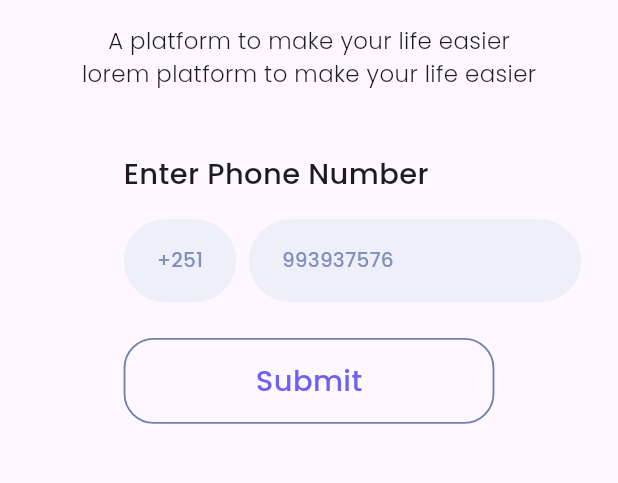
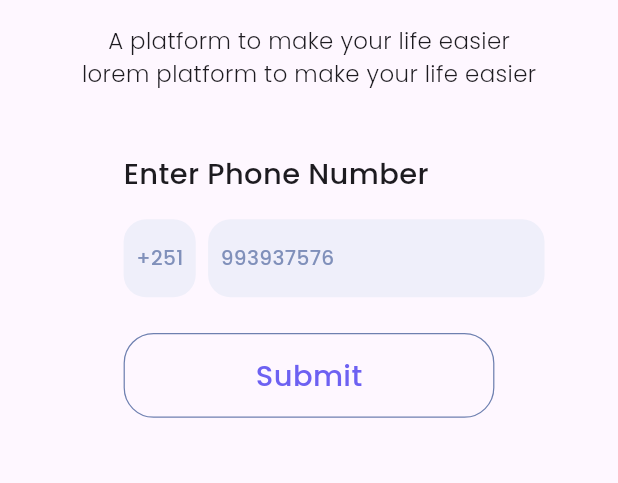
Before and after one commit to sefinehtesfa34/RideShare-app, a Flutter app: the Login screen opened directly, on a phone screen of 412 x 824 dp, the part 366-849 px from its top. Run offline on Flutter 3.47's test engine with Material 2 defaults, Android fonts, the phone set to English and light mode, and no system bars; our stand-ins replace dartz, equatable, flutter_svg, internet_connection_checker, responsive_sizer.

Commit message:
implement login page

```diff
--- a/rideshare/lib/features/auth/presentation/screen/login.dart
+++ b/rideshare/lib/features/auth/presentation/screen/login.dart
@@ -1,9 +1,11 @@
 import 'package:flutter/material.dart';
 import 'package:flutter_svg/svg.dart';
 import 'package:responsive_sizer/responsive_sizer.dart';
+import 'package:rideshare/features/auth/presentation/widgets/text_field.dart';
 
 import '../../../../core/utils/style.dart';
 import '../widgets/button.dart';
+import '../widgets/country_code.dart';
 
 class Login extends StatelessWidget {
   const Login({super.key});
@@ -74,46 +76,11 @@ class Login extends StatelessWidget {
                       padding: EdgeInsets.only(left: 20.w, top: 2.h),
                       child: Row(
                         children: [
-                          TextButton(
-                            onPressed: () {},
-                            child: Padding(
-                              padding: EdgeInsets.all(13.sp),
-                              child: Text(
-                                "+251",
-                                style: myTextStyle.copyWith(
-                                  fontSize: 15.sp,
-                                  color: Color(0xFF8090BA),
-                                ),
-                              ),
-                            ),
-                            style: ButtonStyle(
-                              backgroundColor:
-                                  MaterialStateProperty.all(Color(0xFFEFEFFA)),
-                            ),
-                          ),
+                          CountryCode(),
                           SizedBox(
                             width: 2.w,
                           ),
-                          TextButton(
-                            onPressed: () {},
-                            child: Padding(
-                              padding: EdgeInsets.only(right: 25.w),
-                              child: Padding(
-                                padding: EdgeInsets.all(13.sp),
-                                child: Text(
-                                  "993937576",
-                                  style: myTextStyle.copyWith(
-                                    fontSize: 15.sp,
-                                    color: Color(0xFF8090BA),
-                                  ),
-                                ),
-                              ),
-                            ),
-                            style: ButtonStyle(
-                              backgroundColor:
-                                  MaterialStateProperty.all(Color(0xFFEFEFFA)),
-                            ),
-                          )
+                          Textfield(text: "993937576")
                         ],
                       ),
                     ),
--- a/rideshare/lib/features/auth/presentation/widgets/button.dart
+++ b/rideshare/lib/features/auth/presentation/widgets/button.dart
@@ -15,7 +15,7 @@ class Button extends StatelessWidget {
             borderRadius: BorderRadius.circular(20),
             border: Border.all(
               color: Color(0xFF6E80B0),
-              width: 0.3.w,
+              width: 0.2.w,
             )),
         child: Padding(
             padding: EdgeInsets.all(15.sp),
--- /dev/null
+++ b/rideshare/lib/features/auth/presentation/widgets/country_code.dart
@@ -0,0 +1,26 @@
+import 'package:flutter/material.dart';
+import 'package:responsive_sizer/responsive_sizer.dart';
+
+import '../../../../core/utils/style.dart';
+
+class CountryCode extends StatelessWidget {
+  const CountryCode({
+    super.key,
+  });
+
+  @override
+  Widget build(BuildContext context) {
+    return Container(
+        decoration: BoxDecoration(
+            borderRadius: BorderRadius.circular(15), color: Color(0xFFEFEFFA)),
+        child: Padding(
+            padding: EdgeInsets.fromLTRB(2.w, 2.h, 2.w, 2.h),
+            child: Text(
+              "+251",
+              style: myTextStyle.copyWith(
+                fontSize: 15.sp,
+                color: Color(0xFF8090BA),
+              ),
+            )));
+  }
+}
--- /dev/null
+++ b/rideshare/lib/features/auth/presentation/widgets/text_field.dart
@@ -0,0 +1,25 @@
+import 'package:flutter/material.dart';
+import 'package:responsive_sizer/responsive_sizer.dart';
+
+import '../../../../core/utils/style.dart';
+
+class Textfield extends StatelessWidget {
+  String text;
+  Textfield({super.key, required this.text});
+
+  @override
+  Widget build(BuildContext context) {
+    return Container(
+        decoration: BoxDecoration(
+            borderRadius: BorderRadius.circular(15), color: Color(0xFFEFEFFA)),
+        child: Padding(
+            padding: EdgeInsets.fromLTRB(2.w, 2.h, 34.w, 2.h),
+            child: Text(
+              text,
+              style: myTextStyle.copyWith(
+                fontSize: 15.sp,
+                color: Color(0xFF8090BA),
+              ),
+            )));
+  }
+}
```
